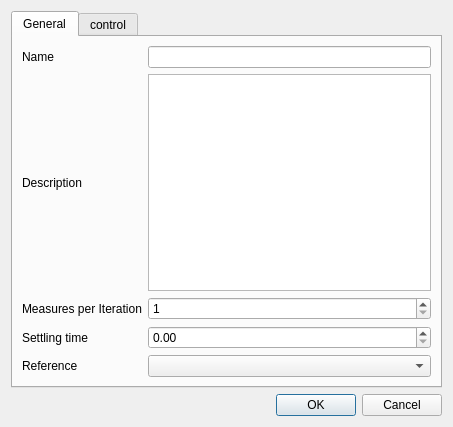
froque/AeroIST, file aeroist/measurementspreferences.ui: the form before one commit.
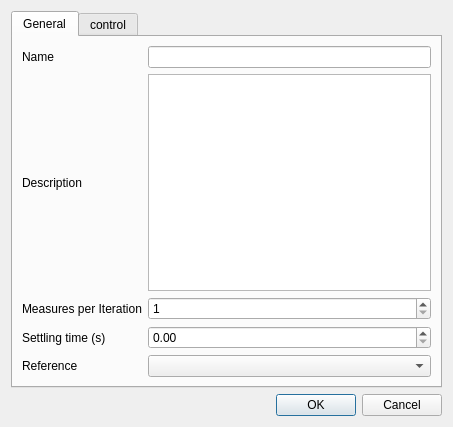
The form after the commit.

The edit to the form file:
```diff
--- a/aeroist/measurementspreferences.ui
+++ b/aeroist/measurementspreferences.ui
@@ -77,7 +77,7 @@
        <item row="3" column="0">
         <widget class="QLabel" name="labelSettlingTime">
          <property name="text">
-          <string>Settling time</string>
+          <string>Settling time (s)</string>
          </property>
         </widget>
        </item>
```
